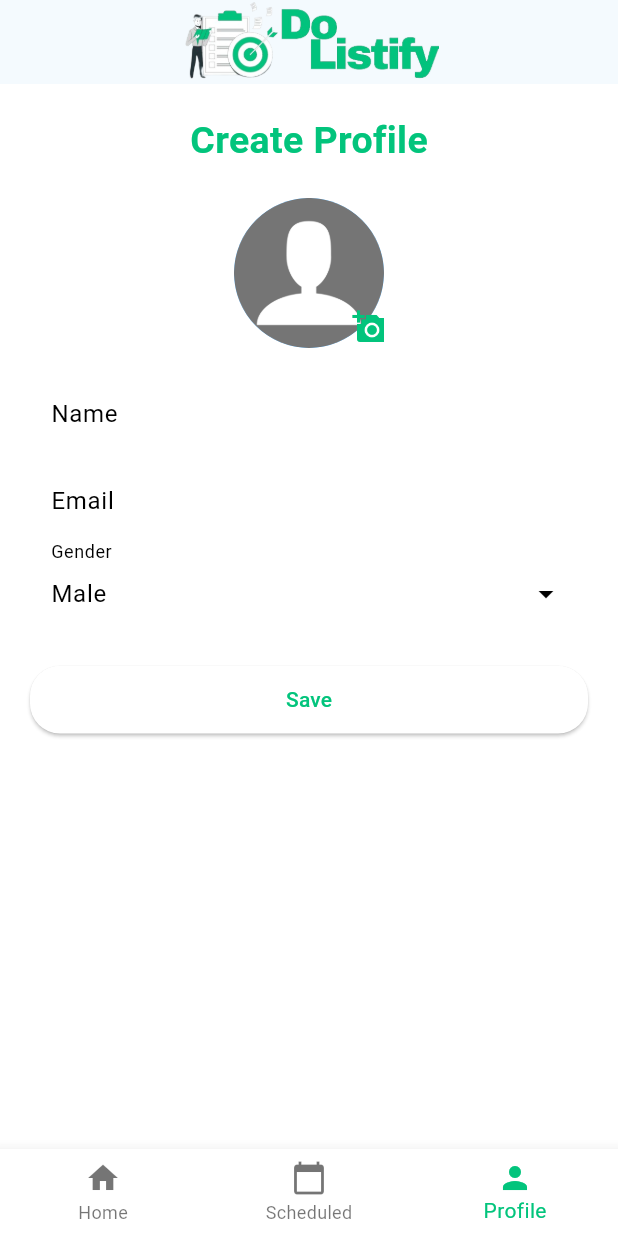
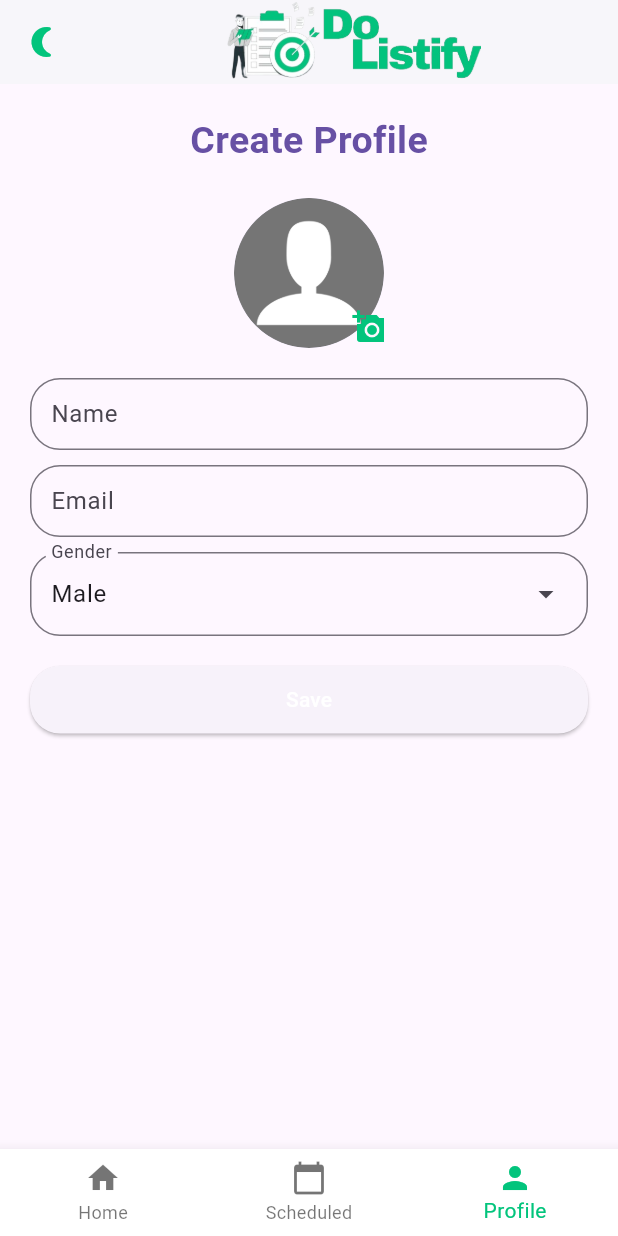
Before and after one commit to riozulfandy/dolistify, a Flutter app: the screen it shows after launch, item 3 of the bottom bar chosen, on a phone screen of 412 x 824 dp. Run offline on Flutter 3.47's test engine with Material 3 defaults, Android fonts, the phone set to English and light mode, and no system bars; our stand-ins replace email_validator, image_picker.

Commit message:
fix profile page

```diff
--- a/lib/main.dart
+++ b/lib/main.dart
@@ -1,8 +1,29 @@
-import 'package:dolistify/screens/splashscreen.dart';
+import 'package:dolistify/ui/splashscreen.dart';
 import 'package:flutter/material.dart';
 
-void main() {
+main() {
   runApp(const MyApp());
+}
+
+MaterialColor getMaterialColor(Color color) {
+  final int red = color.red;
+  final int green = color.green;
+  final int blue = color.blue;
+
+  final Map<int, Color> shades = {
+    50: Color.fromRGBO(red, green, blue, .1),
+    100: Color.fromRGBO(red, green, blue, .2),
+    200: Color.fromRGBO(red, green, blue, .3),
+    300: Color.fromRGBO(red, green, blue, .4),
+    400: Color.fromRGBO(red, green, blue, .5),
+    500: Color.fromRGBO(red, green, blue, .6),
+    600: Color.fromRGBO(red, green, blue, .7),
+    700: Color.fromRGBO(red, green, blue, .8),
+    800: Color.fromRGBO(red, green, blue, .9),
+    900: Color.fromRGBO(red, green, blue, 1),
+  };
+
+  return MaterialColor(color.value, shades);
 }
 
 class MyApp extends StatefulWidget {
@@ -16,10 +37,9 @@
   @override
   Widget build(BuildContext context) {
     return MaterialApp(
+      debugShowCheckedModeBanner: false,
       theme: ThemeData(
-        colorScheme: ColorScheme.fromSwatch().copyWith(
-          primary: const Color.fromARGB(255, 2, 196, 124),
-        ),
+        primarySwatch: getMaterialColor(const Color.fromARGB(255, 2, 196, 124)),
       ),
       home: const SplashScreen(),
     );
--- a/lib/screens/edit_profile.dart
+++ b/lib/ui/edit_profile.dart
@@ -1,7 +1,7 @@
 import 'dart:io';
 import 'package:flutter/cupertino.dart';
 import 'package:image_picker/image_picker.dart';
-import 'package:dolistify/screens/profilepage.dart';
+import 'package:dolistify/ui/profilepage.dart';
 import 'package:flutter/material.dart';
 import 'package:email_validator/email_validator.dart';
 
@@ -105,7 +105,9 @@
                   children: [
                     CircleAvatar(
                       radius: 50,
-                      backgroundImage: profileImage.image,
+                      backgroundImage: _image != null
+                          ? Image.file(_image!).image
+                          : profileImage.image,
                     ),
                     Positioned(
                       bottom: -10,
@@ -230,7 +232,8 @@
                                 widget.onButtonPressed(2);
                               }
                             },
-                            child: const Text('Save'),
+                            child: const Text('Save',
+                                style: TextStyle(color: Colors.white)),
                           ),
                         ),
                       ],
--- a/lib/screens/splashscreen.dart
+++ b/lib/ui/splashscreen.dart
@@ -1,5 +1,5 @@
 import 'dart:async';
-import 'package:dolistify/utils/bottom_nav.dart';
+import 'package:dolistify/widget/bottom_nav.dart';
 import 'package:flutter/material.dart';
 
 class SplashScreen extends StatefulWidget {
--- a/lib/utils/bottom_nav.dart
+++ b/lib/widget/bottom_nav.dart
@@ -1,7 +1,7 @@
-import 'package:dolistify/screens/edit_profile.dart';
-import 'package:dolistify/screens/homepage.dart';
-import 'package:dolistify/screens/profilepage.dart';
-import 'package:dolistify/screens/scheduled.dart';
+import 'package:dolistify/ui/edit_profile.dart';
+import 'package:dolistify/ui/homepage.dart';
+import 'package:dolistify/ui/profilepage.dart';
+import 'package:dolistify/ui/scheduled.dart';
 import 'package:flutter/material.dart';
 
 class BottomNav extends StatefulWidget {
@@ -54,6 +54,13 @@
       appBar: AppBar(
         elevation: 1,
         backgroundColor: Colors.white,
+        leading: GestureDetector(
+            onTap: () {},
+            child: const Icon(
+              Icons.nightlight_round,
+              size: 24,
+              color: Color.fromARGB(255, 2, 196, 124),
+            )),
         title: SizedBox(
           width: double.infinity,
           height: 56,
```
Also changed, not shown: lib/screens/scheduled.dart (deleted, +0 -19 lines), lib/ui/scheduled.dart (added, +29 -0 lines), lib/ui/homepage.dart (renamed from lib/screens/homepage.dart), lib/ui/profilepage.dart (renamed from lib/screens/profilepage.dart).
